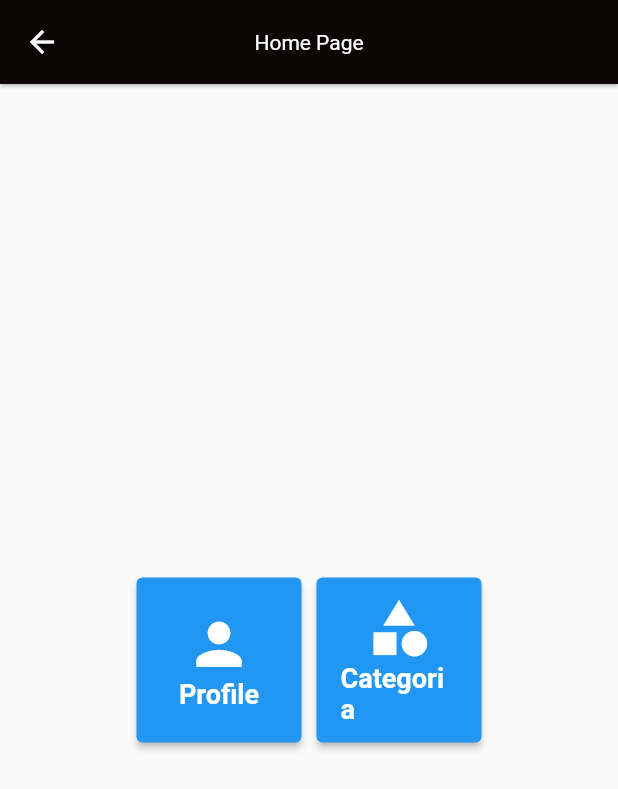
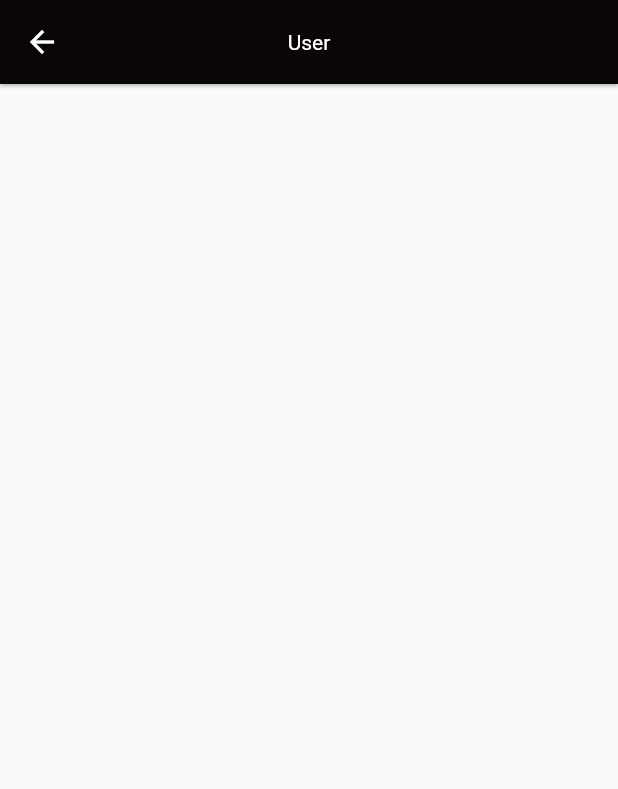
Before and after one commit to devCarlosAlexandre/catalog, a Flutter app: the HomePage screen opened by its route, after a tap on "Profile", on a phone screen of 412 x 824 dp. Shown: the top 789 px of the screen. Run offline on Flutter 3.47's test engine with Material 2 defaults, Android fonts, the phone set to English and light mode, and no system bars; our stand-ins replace dio, fluttertoast, get, shared_preferences; accounts and stored records are empty; network calls fail.

Commit message:
alterações

```diff
--- a/lib/app/bindings/categoria_bindind.dart
+++ b/lib/app/bindings/categoria_bindind.dart
@@ -1,6 +1,6 @@
 import 'package:get/get.dart';
 
-import '../controllers/categorias_controller.dart';
+import '../controllers/categoria_controller.dart';
 
 class CategoriaBinding extends Bindings {
   @override
--- a/lib/app/pages/categoria/categoria_page.dart
+++ b/lib/app/pages/categoria/categoria_page.dart
@@ -1,11 +1,11 @@
 import 'package:flutter/material.dart';
 import 'package:get/get.dart';
 
-import '../../controllers/categorias_controller.dart';
+import '../../controllers/categoria_controller.dart';
 
 class CategoriaPage extends StatelessWidget {
   CategoriaPage({super.key});
-  final controller = Get.put(CategoriaController());
+  final CategoriaController controller = Get.find();
 
   @override
   Widget build(BuildContext context) {
--- a/lib/app/pages/home/home_page.dart
+++ b/lib/app/pages/home/home_page.dart
@@ -1,3 +1,4 @@
+import 'package:catalog/app/pages/user/user_page.dart';
 import 'package:flutter/material.dart';
 import 'package:get/get.dart';
 
@@ -25,7 +26,7 @@ class HomePage extends StatelessWidget {
                   width: 110,
                   child: ElevatedButton(
                     onPressed: () {
-                    //Get.to(UserPage());
+                    Get.to(UserPage());
                     },
                     child: Column(
                       mainAxisAlignment: MainAxisAlignment.center,
--- /dev/null
+++ b/lib/app/pages/user/user_page.dart
@@ -0,0 +1,34 @@
+import 'package:catalog/app/controllers/user_controller.dart';
+import 'package:flutter/material.dart';
+import 'package:get/get.dart';
+
+class UserPage extends StatelessWidget {
+  UserPage({super.key});
+  final controller = Get.put(UserController());
+
+  @override
+  Widget build(BuildContext context) {
+    controller.getUsers();
+    return Scaffold(
+      appBar: AppBar(
+        title: const Text('User'),
+      ),
+      body: GetX<UserController>(
+        builder: (_) {
+          if (controller.isLoading.value) {
+            return const Center(child: CircularProgressIndicator());
+          } else {
+            return ListView.separated(
+                padding: const EdgeInsets.all(0),
+                itemBuilder: (context, index) => ListTile(
+                      title: Text(controller.listUsers[index].name ?? ""),
+                      subtitle: Text(controller.listUsers[index].email ?? ""),
+                    ),
+                separatorBuilder: (context, index) => const Divider(),
+                itemCount: controller.listUsers.length);
+          }
+        },
+      ),
+    );
+  }
+}
```
Also changed, not shown: lib/app/pages/base_page.dart (+5 -5 lines), lib/app/controllers/categoria_controller.dart (renamed from lib/app/controllers/categorias_controller.dart).
